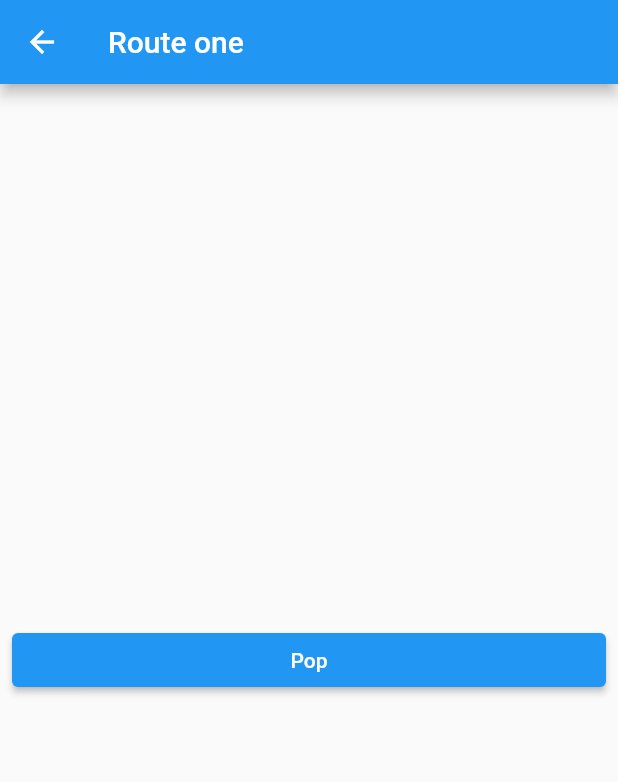
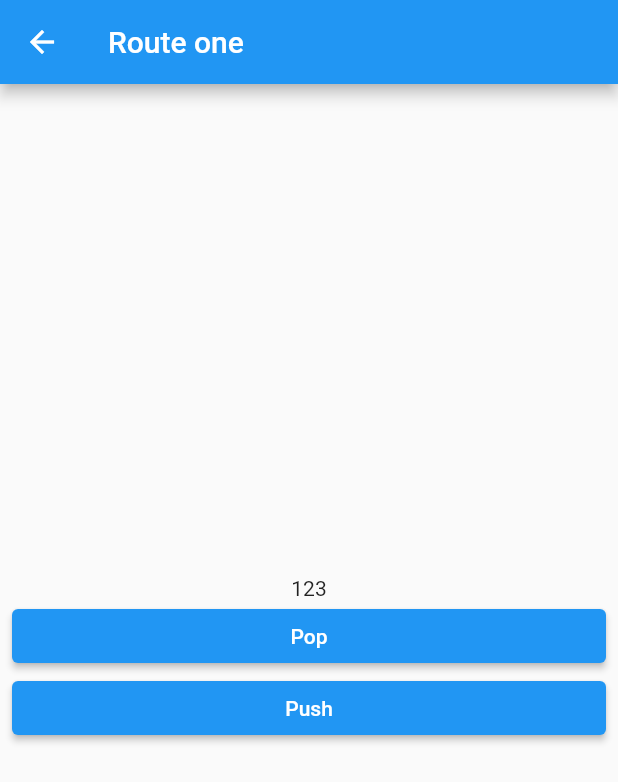
Before and after one commit to jude4264/flutter_navigation, a Flutter app: the screen it shows after launch, after a tap on "Push", on a phone screen of 412 x 824 dp. Shown: the top 782 px of the screen. Run offline on Flutter 3.47's test engine with Material 2 defaults, Android fonts, the phone set to English and light mode, and no system bars.

Commit message:
[UPDATE] pushNamed

```diff
--- a/lib/main.dart
+++ b/lib/main.dart
@@ -1,8 +1,23 @@
 import 'package:flutter/material.dart';
 import 'package:flutter_navigation/screen/home_screen.dart';
+import 'package:flutter_navigation/screen/route_one_screen.dart';
+import 'package:flutter_navigation/screen/route_two_screen.dart';
+import 'package:flutter_navigation/screen/route_three_screen.dart';
+
+// const HOME_ROUTE = '/';
+// const ONE_ROUTE = '/one';
+// const TWO_ROUTE = '/two';
+// const THREE_ROUTE = '/three';
 
 void main() {
   runApp(MaterialApp(
-    home: HomeScreen(),
+    initialRoute: '/',
+    // home: HomeScreen(),
+    routes: {
+      '/': (context) => HomeScreen(),
+      '/one': (context) => RouteOneScreen(),
+      '/two': (context) => RouteTwoScreen(),
+      "/three": (context) => RouteThreeScreen(),
+    },
   ));
 }
--- a/lib/screen/home_screen.dart
+++ b/lib/screen/home_screen.dart
@@ -16,12 +16,13 @@ class _HomeScreenState extends State<HomeScreen> {
       title: "Home Screen",
       children: [
         ElevatedButton(
-          onPressed: () {
-            Navigator.of(context).push(
+          onPressed: () async {
+            final result = await Navigator.of(context).push(
               MaterialPageRoute(
-                builder: (BuildContext context) => RooueOneScreen(),
+                builder: (BuildContext context) => RouteOneScreen(number: 123),
               ),
             );
+            print(result);
           },
           child: Text("Push"),
         )
--- a/lib/screen/route_one_screen.dart
+++ b/lib/screen/route_one_screen.dart
@@ -1,20 +1,40 @@
 import 'package:flutter/material.dart';
 import 'package:flutter_navigation/layout/main_layout.dart';
+import 'package:flutter_navigation/screen/route_two_screen.dart';
 
-class RooueOneScreen extends StatelessWidget {
-  const RooueOneScreen({super.key});
+class RouteOneScreen extends StatelessWidget {
+  final int? number;
+  const RouteOneScreen({
+    this.number,
+    super.key,
+  });
 
   @override
   Widget build(BuildContext context) {
     return MainLayout(
       title: "Route one",
       children: [
+        Text(
+          number.toString(),
+          textAlign: TextAlign.center,
+        ),
         ElevatedButton(
           onPressed: () {
-            Navigator.of(context).pop();
+            Navigator.of(context).pop(456);
           },
           child: Text("Pop"),
-        )
+        ),
+        ElevatedButton(
+          onPressed: () {
+            Navigator.of(context).push(
+              MaterialPageRoute(
+                builder: (_) => RouteTwoScreen(),
+                settings: RouteSettings(arguments: 789),
+              ),
+            );
+          },
+          child: Text("Push"),
+        ),
       ],
     );
   }
```
Also changed, not shown: lib/screen/route_three_screen.dart (+18 -6 lines), lib/screen/route_two_screen.dart (+27 -6 lines), 1 other file.
